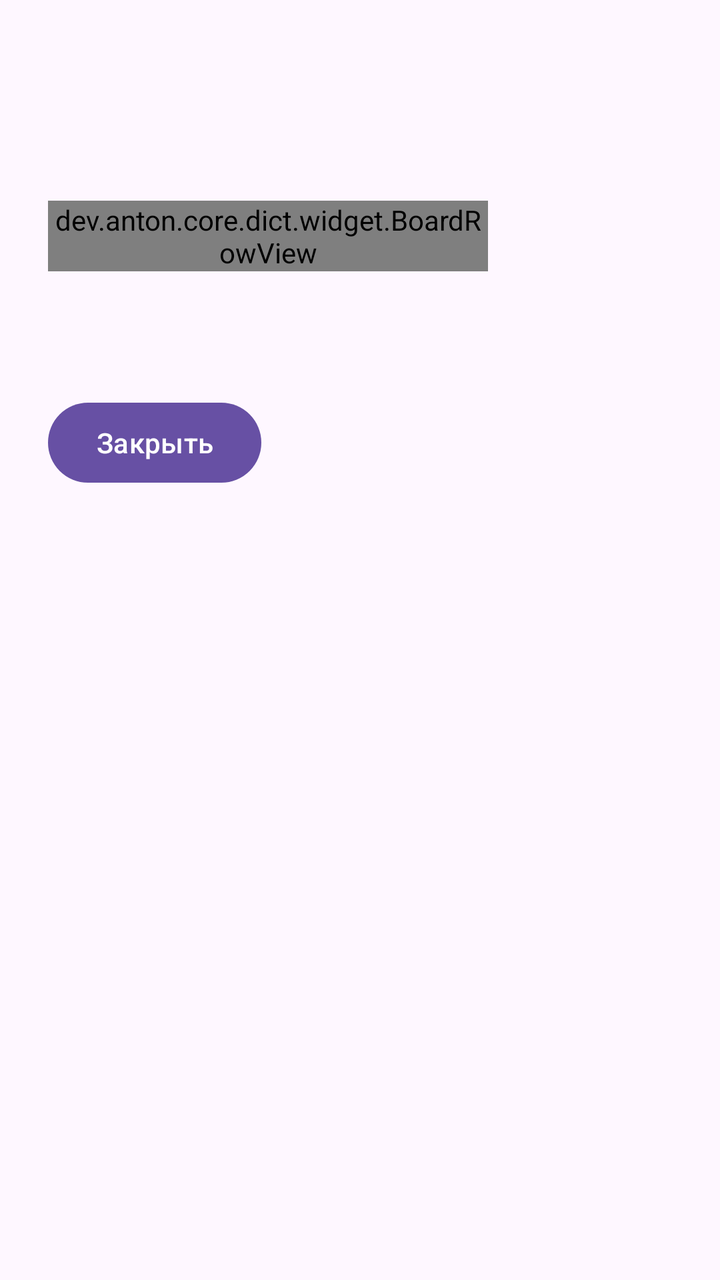
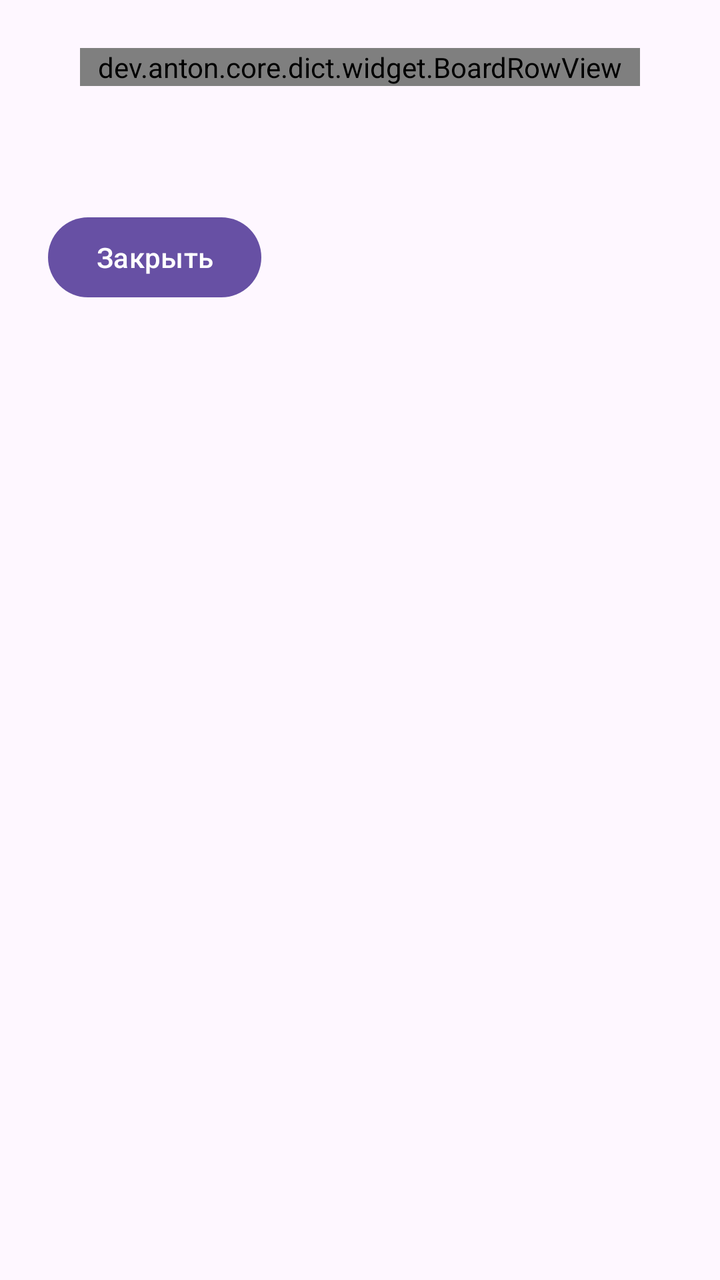

Compare the two renders of this Android layout. The source of the first and the diff that turns it into the second are given below.
<!-- AndroidManifest.xml: application theme Theme.Slovar -->
<!-- res/layout/activity_article.xml -->
<?xml version="1.0" encoding="utf-8"?>
<ScrollView xmlns:android="http://schemas.android.com/apk/res/android"
    xmlns:app="http://schemas.android.com/apk/res-auto"
    android:layout_width="match_parent"
    android:layout_height="match_parent"
    android:fillViewport="true">

    <LinearLayout
        android:layout_width="match_parent"
        android:layout_height="wrap_content"
        android:orientation="vertical"
        android:padding="24dp">

        
        <TextView
            android:id="@+id/article_word"
            android:layout_width="wrap_content"
            android:layout_height="wrap_content"
            android:textSize="48sp"
            android:textStyle="bold" />

        
        <dev.anton.core.dict.widget.BoardRowView
            android:id="@+id/article_word_row"
            android:layout_width="220dp"
            android:layout_height="wrap_content"
            android:layout_marginTop="12dp"
            app:boardColumns="5"
            app:boardCellSize="40dp"
            app:boardCellMargin="4dp"
            app:boardCellTextSize="20sp" />

        <TextView
            android:id="@+id/article_body"
            android:layout_width="match_parent"
            android:layout_height="wrap_content"
            android:layout_marginTop="16dp"
            android:textSize="16sp" />

        <Button
            android:id="@+id/btn_close"
            android:layout_width="wrap_content"
            android:layout_height="wrap_content"
            android:layout_marginTop="24dp"
            android:text="@string/close" />
    </LinearLayout>
</ScrollView>
<!-- resources referenced by this layout -->
<resources>
  <string name="close">Закрыть</string>
  <style name="Theme.Slovar" parent="Theme.Material3.Light.NoActionBar">
          <item name="android:windowActivityTransitions">true</item>
      </style>
</resources>

<!-- the commit's change to res/layout/activity_article.xml (unified diff, before → after) -->
@@ -12,23 +12,15 @@
         android:padding="24dp">
 
         
-        <TextView
-            android:id="@+id/article_word"
-            android:layout_width="wrap_content"
-            android:layout_height="wrap_content"
-            android:textSize="48sp"
-            android:textStyle="bold" />
-
-        
         <dev.anton.core.dict.widget.BoardRowView
             android:id="@+id/article_word_row"
-            android:layout_width="220dp"
+            android:layout_width="280dp"
             android:layout_height="wrap_content"
-            android:layout_marginTop="12dp"
+            android:layout_gravity="center_horizontal"
             app:boardColumns="5"
-            app:boardCellSize="40dp"
+            app:boardCellSize="52dp"
             app:boardCellMargin="4dp"
-            app:boardCellTextSize="20sp" />
+            app:boardCellTextSize="24sp" />
 
         <TextView
             android:id="@+id/article_body"
